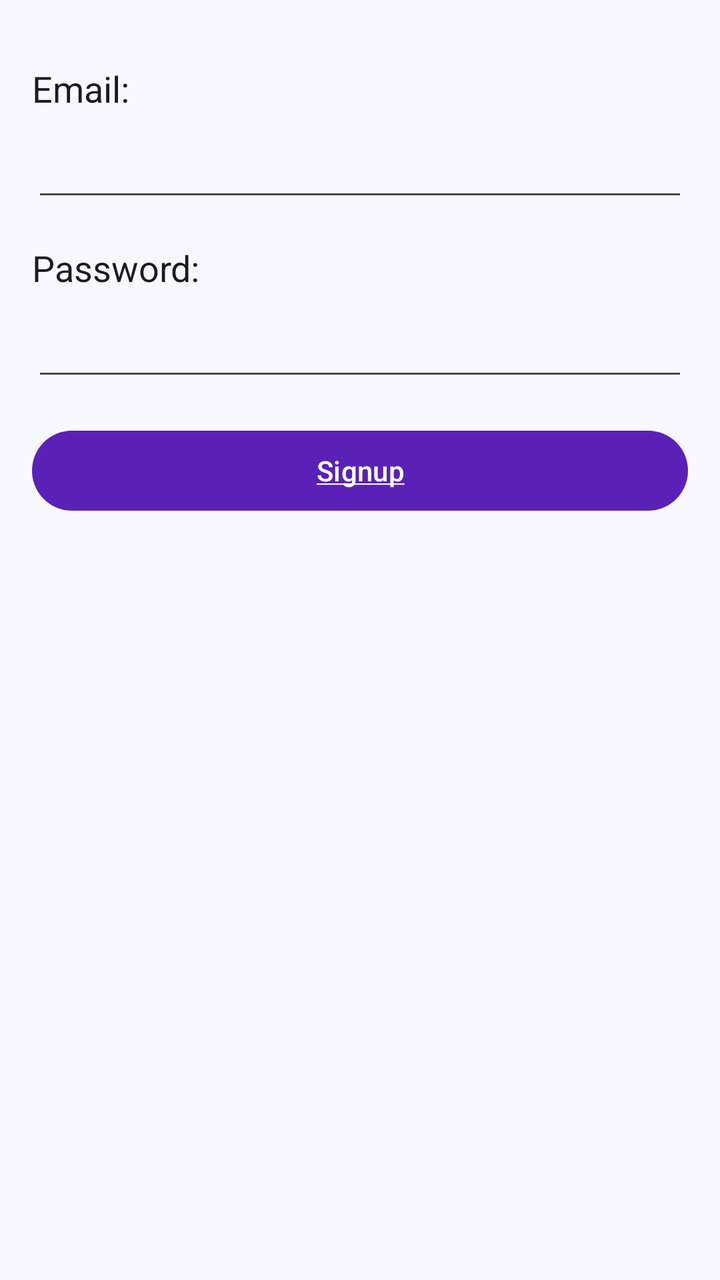
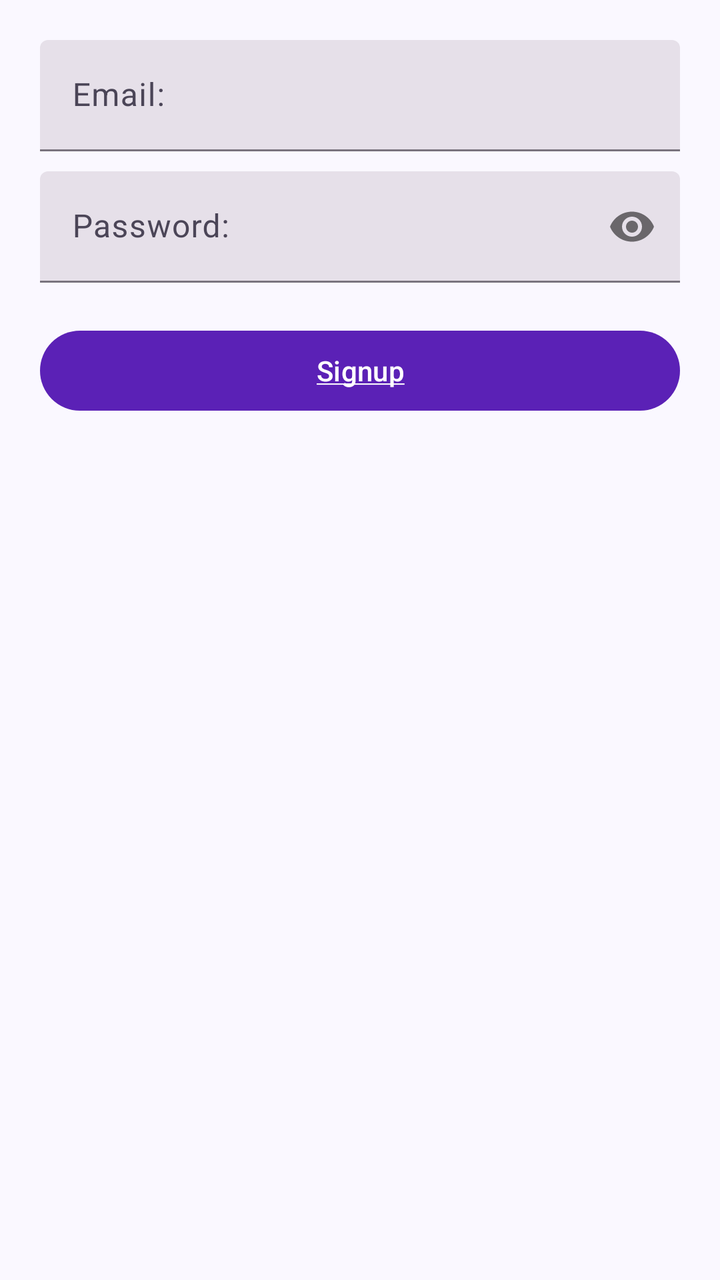

The first picture is an Android layout as it rendered before a commit; the second is the same layout after the commit. The layout source and the unified diff follow.
<!-- AndroidManifest.xml: application theme Theme.CDCsvParser -->
<!-- res/layout/activity_sign_up.xml -->
<?xml version="1.0" encoding="utf-8"?>
<RelativeLayout xmlns:android="http://schemas.android.com/apk/res/android"
    xmlns:tools="http://schemas.android.com/tools"
    android:layout_width="match_parent"
    android:layout_height="match_parent"
    android:padding="16dp"
    tools:context=".SignUpActivity">

    <TextView
        android:id="@+id/tv_email"
        android:layout_width="wrap_content"
        android:layout_height="wrap_content"
        android:layout_alignParentTop="true"
        android:layout_marginTop="@dimen/sign_up_medium_margin_top"
        android:text="@string/email"
        android:textAppearance="@android:style/TextAppearance.Medium" />

    <EditText
        android:id="@+id/et_email"
        android:layout_width="match_parent"
        android:layout_height="wrap_content"
        android:layout_below="@+id/tv_email"
        android:layout_marginTop="@dimen/sign_up_small_margin_top"
        android:inputType="textEmailAddress" />

    <TextView
        android:id="@+id/tv_password"
        android:layout_width="wrap_content"
        android:layout_height="wrap_content"
        android:layout_below="@+id/et_email"
        android:layout_marginTop="@dimen/sign_up_medium_margin_top"
        android:text="@string/password"
        android:textAppearance="@android:style/TextAppearance.Medium" />

    <EditText
        android:id="@+id/et_password"
        android:layout_width="match_parent"
        android:layout_height="wrap_content"
        android:layout_below="@+id/tv_password"
        android:layout_marginTop="@dimen/sign_up_small_margin_top"
        android:inputType="textPassword" />

    <Button
        android:id="@+id/btn_signup"
        android:layout_width="match_parent"
        android:layout_height="wrap_content"
        android:layout_below="@+id/et_password"
        android:layout_marginTop="@dimen/sign_up_medium_margin_top"
        android:text="@string/signup" />

    <TextView
        android:id="@+id/tv_error_message"
        android:layout_width="match_parent"
        android:layout_height="wrap_content"
        android:layout_below="@+id/btn_signup"
        android:layout_marginTop="@dimen/sign_up_medium_margin_top"
        android:textColor="@color/design_default_color_error"
        android:textStyle="bold" />

</RelativeLayout>
<!-- resources referenced by this layout -->
<resources>
  <dimen name="sign_up_medium_margin_top">16dp</dimen>
  <dimen name="sign_up_small_margin_top">8dp</dimen>
  <string name="email">Email:</string>
  <string name="password">Password:</string>
  <string name="signup"><u>Signup</u></string>
  <style name="Theme.CDCsvParser" parent="Theme.Material3.DayNight">
          <item name="colorPrimary">@color/primary</item>
          <item name="colorOnPrimary">@color/on_primary</item>
          <item name="colorPrimaryContainer">@color/primary_container</item>
          <item name="colorOnPrimaryContainer">@color/on_primary_container</item>
          <item name="colorSecondary">@color/secondary</item>
          <item name="colorOnSecondary">@color/on_secondary</item>
          <item name="colorSecondaryContainer">@color/secondary_container</item>
          <item name="colorOnSecondaryContainer">@color/on_secondary_container</item>
          <item name="colorTertiary">@color/tertiary</item>
          <item name="colorOnTertiary">@color/on_tertiary</item>
          <item name="colorTertiaryContainer">@color/tertiary_container</item>
          <item name="colorOnTertiaryContainer">@color/on_tertiary_container</item>
          <item name="android:colorBackground">@color/background</item>
          <item name="colorOnBackground">@color/on_background</item>
          <item name="colorSurface">@color/surface</item>
          <item name="colorOnSurface">@color/on_surface</item>
          <item name="colorSurfaceVariant">@color/surface_variant</item>
          <item name="colorOnSurfaceVariant">@color/on_surface_variant</item>
          <item name="colorError">@color/error</item>
          <item name="colorOnError">@color/on_error</item>
          
          <item name="android:statusBarColor">@android:color/transparent</item>
          <item name="android:navigationBarColor">@android:color/transparent</item>
          <item name="android:windowLightStatusBar">@bool/window_light_status_bar</item>
          <item name="android:windowBackground">@color/background</item>
      </style>
  <color name="primary">#5B21B6</color>
  <color name="on_primary">#FFFFFF</color>
  <color name="primary_container">#E9E2FB</color>
  <color name="on_primary_container">#27116B</color>
  <color name="secondary">#0F766E</color>
  <color name="on_secondary">#FFFFFF</color>
  <color name="secondary_container">#CFF3EC</color>
  <color name="on_secondary_container">#0A4A41</color>
  <color name="tertiary">#B45309</color>
  <color name="on_tertiary">#FFFFFF</color>
  <color name="tertiary_container">#FDE8CB</color>
  <color name="on_tertiary_container">#3F2602</color>
  <color name="background">#FAF8FF</color>
  <color name="on_background">#1C1726</color>
  <color name="surface">#FAF8FF</color>
  <color name="on_surface">#1C1726</color>
  <color name="surface_variant">#E6E0EE</color>
  <color name="on_surface_variant">#4B4557</color>
  <color name="error">#BA1A1A</color>
  <color name="on_error">#FFFFFF</color>
</resources>

<!-- the commit's change to res/layout/activity_sign_up.xml (unified diff, before → after) -->
@@ -1,60 +1,77 @@
 <?xml version="1.0" encoding="utf-8"?>
-<RelativeLayout xmlns:android="http://schemas.android.com/apk/res/android"
+<androidx.constraintlayout.widget.ConstraintLayout xmlns:android="http://schemas.android.com/apk/res/android"
+    xmlns:app="http://schemas.android.com/apk/res-auto"
     xmlns:tools="http://schemas.android.com/tools"
     android:layout_width="match_parent"
     android:layout_height="match_parent"
-    android:padding="16dp"
     tools:context=".SignUpActivity">
 
-    <TextView
-        android:id="@+id/tv_email"
-        android:layout_width="wrap_content"
-        android:layout_height="wrap_content"
-        android:layout_alignParentTop="true"
-        android:layout_marginTop="@dimen/sign_up_medium_margin_top"
-        android:text="@string/email"
-        android:textAppearance="@android:style/TextAppearance.Medium" />
-
-    <EditText
-        android:id="@+id/et_email"
+    <com.google.android.material.textfield.TextInputLayout
+        android:id="@+id/tl_email"
+        style="@style/Widget.Material3.TextInputLayout.FilledBox"
         android:layout_width="match_parent"
         android:layout_height="wrap_content"
-        android:layout_below="@+id/tv_email"
-        android:layout_marginTop="@dimen/sign_up_small_margin_top"
-        android:inputType="textEmailAddress" />
+        android:layout_marginStart="@dimen/login_basic_start_end_margin"
+        android:layout_marginTop="@dimen/login_middle_top_margin"
+        android:layout_marginEnd="@dimen/login_basic_start_end_margin"
+        android:hint="@string/email"
+        app:layout_constraintLeft_toLeftOf="parent"
+        app:layout_constraintRight_toRightOf="parent"
+        app:layout_constraintTop_toTopOf="parent">
 
-    <TextView
-        android:id="@+id/tv_password"
-        android:layout_width="wrap_content"
-        android:layout_height="wrap_content"
-        android:layout_below="@+id/et_email"
-        android:layout_marginTop="@dimen/sign_up_medium_margin_top"
-        android:text="@string/password"
-        android:textAppearance="@android:style/TextAppearance.Medium" />
+        <com.google.android.material.textfield.TextInputEditText
+            android:id="@+id/et_email"
+            android:layout_width="match_parent"
+            android:layout_height="wrap_content"
+            android:inputType="textEmailAddress"
+            tools:ignore="LabelFor" />
+    </com.google.android.material.textfield.TextInputLayout>
 
-    <EditText
-        android:id="@+id/et_password"
+    <com.google.android.material.textfield.TextInputLayout
+        android:id="@+id/tl_password"
+        style="@style/Widget.Material3.TextInputLayout.FilledBox"
         android:layout_width="match_parent"
         android:layout_height="wrap_content"
-        android:layout_below="@+id/tv_password"
-        android:layout_marginTop="@dimen/sign_up_small_margin_top"
-        android:inputType="textPassword" />
+        android:layout_marginStart="@dimen/login_basic_start_end_margin"
+        android:layout_marginTop="@dimen/login_small_top_margin"
+        android:layout_marginEnd="@dimen/login_basic_start_end_margin"
+        android:hint="@string/password"
+        app:passwordToggleEnabled="true"
+        app:layout_constraintLeft_toLeftOf="parent"
+        app:layout_constraintRight_toRightOf="parent"
+        app:layout_constraintTop_toBottomOf="@+id/tl_email">
 
-    <Button
+        <com.google.android.material.textfield.TextInputEditText
+            android:id="@+id/et_password"
+            android:layout_width="match_parent"
+            android:layout_height="wrap_content"
+            android:inputType="textPassword"
+            tools:ignore="LabelFor" />
+    </com.google.android.material.textfield.TextInputLayout>
+
+    <com.google.android.material.button.MaterialButton
         android:id="@+id/btn_signup"
         android:layout_width="match_parent"
         android:layout_height="wrap_content"
-        android:layout_below="@+id/et_password"
-        android:layout_marginTop="@dimen/sign_up_medium_margin_top"
-        android:text="@string/signup" />
+        android:layout_marginStart="@dimen/login_basic_start_end_margin"
+        android:layout_marginTop="@dimen/login_middle_top_margin"
+        android:layout_marginEnd="@dimen/login_basic_start_end_margin"
+        android:text="@string/signup"
+        app:layout_constraintLeft_toLeftOf="parent"
+        app:layout_constraintRight_toRightOf="parent"
+        app:layout_constraintTop_toBottomOf="@+id/tl_password" />
 
     <TextView
         android:id="@+id/tv_error_message"
         android:layout_width="match_parent"
         android:layout_height="wrap_content"
-        android:layout_below="@+id/btn_signup"
-        android:layout_marginTop="@dimen/sign_up_medium_margin_top"
-        android:textColor="@color/design_default_color_error"
-        android:textStyle="bold" />
+        android:layout_marginStart="@dimen/login_basic_start_end_margin"
+        android:layout_marginTop="@dimen/login_small_top_margin"
+        android:layout_marginEnd="@dimen/login_basic_start_end_margin"
+        android:textColor="@color/error"
+        android:textStyle="bold"
+        app:layout_constraintLeft_toLeftOf="parent"
+        app:layout_constraintRight_toRightOf="parent"
+        app:layout_constraintTop_toBottomOf="@+id/btn_signup" />
 
-</RelativeLayout>
+</androidx.constraintlayout.widget.ConstraintLayout>
<!-- resource entries referenced after the edit -->
@@ -1,7 +1,5 @@
 <!-- resources referenced by this layout -->
 <resources>
-  <dimen name="sign_up_medium_margin_top">16dp</dimen>
-  <dimen name="sign_up_small_margin_top">8dp</dimen>
   <string name="email">Email:</string>
   <string name="password">Password:</string>
   <string name="signup"><u>Signup</u></string>
@@ -51,6 +49,9 @@
   <color name="surface_variant">#E6E0EE</color>
   <color name="on_surface_variant">#4B4557</color>
   <color name="error">#BA1A1A</color>
+  <dimen name="login_basic_start_end_margin">20dp</dimen>
+  <dimen name="login_middle_top_margin">20dp</dimen>
+  <dimen name="login_small_top_margin">10dp</dimen>
   <color name="on_error">#FFFFFF</color>
 </resources>
 
